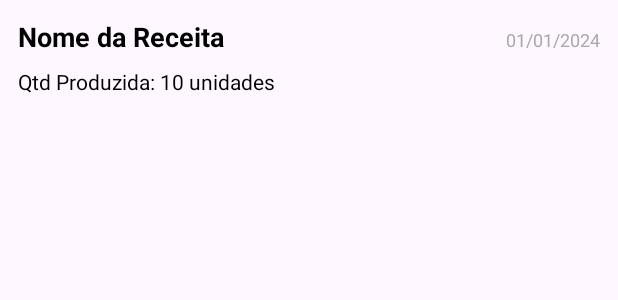
After one commit to FelipeBernall/CakeStock, an Android app: the layout item_producao.xml on its own in the app's theme, with its tools: preview values and no code run, on a phone screen of 412 x 824 dp. The commit adds this screen. Shown: the top 300 px of the screen. Run offline under Robolectric (Android 15) with nearby library versions, the phone set to English and light mode, and no system bars.

Commit message:
Organização da classe HistoricoProduca. Criação das classes Producao / HistoricoAdapter. E ajuste da exibição do Histórico de Produção.

```diff
--- /dev/null
+++ b/app/src/main/res/layout/item_producao.xml
@@ -0,0 +1,56 @@
+<?xml version="1.0" encoding="utf-8"?>
+<RelativeLayout xmlns:android="http://schemas.android.com/apk/res/android"
+    android:layout_width="match_parent"
+    android:layout_height="wrap_content"
+    android:padding="12dp"
+    android:background="?android:attr/selectableItemBackground">
+
+    <!-- Nome da Receita, alinhado ao topo -->
+    <TextView
+        android:id="@+id/nomeReceita"
+        android:layout_width="wrap_content"
+        android:layout_height="wrap_content"
+        android:text="Nome da Receita"
+        android:textSize="18sp"
+        android:textStyle="bold"
+        android:textColor="@android:color/black"
+        android:layout_alignParentStart="true"
+        android:layout_alignParentTop="true" />
+
+    <!-- Data de Produção, alinhada com a receita no canto superior direito -->
+    <TextView
+        android:id="@+id/dataProducao"
+        android:layout_width="wrap_content"
+        android:layout_height="wrap_content"
+        android:text="01/01/2024"
+        android:textSize="12sp"
+        android:textColor="@android:color/darker_gray"
+        android:layout_alignParentEnd="true"
+        android:layout_alignParentRight="true"
+        android:layout_alignBaseline="@id/nomeReceita"
+        android:layout_alignTop="@id/nomeReceita" />
+
+    <!-- Rótulo 'Qtd Produzida:' -->
+    <TextView
+        android:id="@+id/labelQuantidadeProduzida"
+        android:layout_width="wrap_content"
+        android:layout_height="wrap_content"
+        android:text="Qtd Produzida: "
+        android:textSize="14sp"
+        android:textColor="@android:color/black"
+        android:layout_below="@id/nomeReceita"
+        android:layout_marginTop="8dp"
+    android:layout_alignStart="@id/nomeReceita" />
+
+    <!-- Quantidade Produzida (Valor Real) -->
+    <TextView
+        android:id="@+id/quantidadeProduzida"
+        android:layout_width="wrap_content"
+        android:layout_height="wrap_content"
+        android:text="10 unidades"
+        android:textSize="14sp"
+        android:textColor="@android:color/black"
+        android:layout_toEndOf="@id/labelQuantidadeProduzida"
+    android:layout_alignBaseline="@id/labelQuantidadeProduzida" />
+
+</RelativeLayout>
```
Also changed, not shown: app/src/main/java/com/example/cakestock/adapter/HistoricoAdapter.java (added, +68 -0 lines), app/src/main/java/com/example/cakestock/model/Producao.java (added, +39 -0 lines), app/src/main/java/com/example/cakestock/view/HistoricoProducoes.java (+17 -18 lines), 3 other files.
